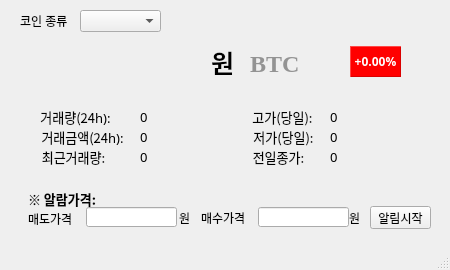
The window that ui/upbitInfo.ui (JumpingDragon/upbitAPItest_240408) describes before a commit, drawn with Qt 5.
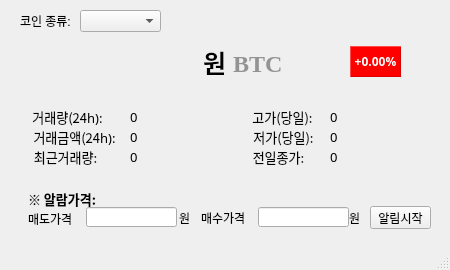
The same window after the commit.

What changed in the file:
```diff
--- a/ui/upbitInfo.ui
+++ b/ui/upbitInfo.ui
@@ -27,7 +27,7 @@
      </rect>
     </property>
     <property name="text">
-     <string>코인 종류</string>
+     <string>코인 종류:</string>
     </property>
    </widget>
    <widget class="QComboBox" name="comboBox">
@@ -43,7 +43,7 @@
    <widget class="QLabel" name="trade_price">
     <property name="geometry">
      <rect>
-      <x>53</x>
+      <x>45</x>
       <y>42</y>
       <width>181</width>
       <height>41</height>
@@ -100,7 +100,7 @@
    <widget class="QLabel" name="label_19">
     <property name="geometry">
      <rect>
-      <x>30</x>
+      <x>22</x>
       <y>106</y>
       <width>91</width>
       <height>21</height>
@@ -122,7 +122,7 @@
    <widget class="QLabel" name="label_20">
     <property name="geometry">
      <rect>
-      <x>37</x>
+      <x>29</x>
       <y>126</y>
       <width>91</width>
       <height>21</height>
@@ -144,7 +144,7 @@
    <widget class="QLabel" name="label_16">
     <property name="geometry">
      <rect>
-      <x>38</x>
+      <x>30</x>
       <y>146</y>
       <width>71</width>
       <height>21</height>
@@ -279,9 +279,9 @@
    <widget class="QLabel" name="trade_vol_24">
     <property name="geometry">
      <rect>
-      <x>140</x>
+      <x>130</x>
       <y>106</y>
-      <width>91</width>
+      <width>111</width>
       <height>21</height>
      </rect>
     </property>
@@ -301,9 +301,9 @@
    <widget class="QLabel" name="trade_price_24">
     <property name="geometry">
      <rect>
-      <x>140</x>
+      <x>130</x>
       <y>126</y>
-      <width>91</width>
+      <width>111</width>
       <height>21</height>
      </rect>
     </property>
@@ -323,9 +323,9 @@
    <widget class="QLabel" name="trade_vol">
     <property name="geometry">
      <rect>
-      <x>140</x>
+      <x>130</x>
       <y>146</y>
-      <width>91</width>
+      <width>111</width>
       <height>21</height>
      </rect>
     </property>
@@ -347,7 +347,7 @@
      <rect>
       <x>330</x>
       <y>146</y>
-      <width>91</width>
+      <width>101</width>
       <height>21</height>
      </rect>
     </property>
@@ -369,7 +369,7 @@
      <rect>
       <x>330</x>
       <y>126</y>
-      <width>91</width>
+      <width>101</width>
       <height>21</height>
      </rect>
     </property>
@@ -391,7 +391,7 @@
      <rect>
       <x>330</x>
       <y>106</y>
-      <width>91</width>
+      <width>101</width>
       <height>21</height>
      </rect>
     </property>
@@ -439,9 +439,9 @@
    <widget class="QLabel" name="label_6">
     <property name="geometry">
      <rect>
-      <x>250</x>
+      <x>233</x>
       <y>43</y>
-      <width>61</width>
+      <width>111</width>
       <height>41</height>
      </rect>
     </property>
```
Left out of the diff: 9 changed lines with no effect on the pictures.
